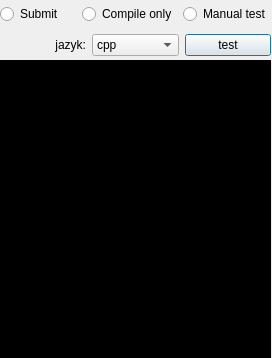
Above: testdialog.ui from ppershing/ksp-editor before the change. Below: the same form after it.
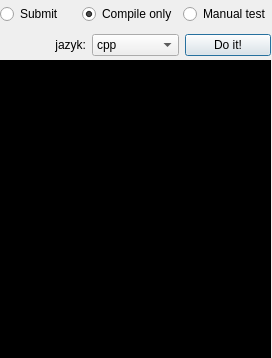
That is the form after the change.

The edit to the form file:
```diff
--- a/testdialog.ui
+++ b/testdialog.ui
@@ -61,6 +61,9 @@
         <property name="text">
          <string>Compile only</string>
         </property>
+        <property name="checked">
+         <bool>true</bool>
+        </property>
        </widget>
       </item>
       <item>
@@ -110,7 +113,7 @@
          </sizepolicy>
         </property>
         <property name="text">
-         <string>test</string>
+         <string>Do it!</string>
         </property>
        </widget>
       </item>
```
